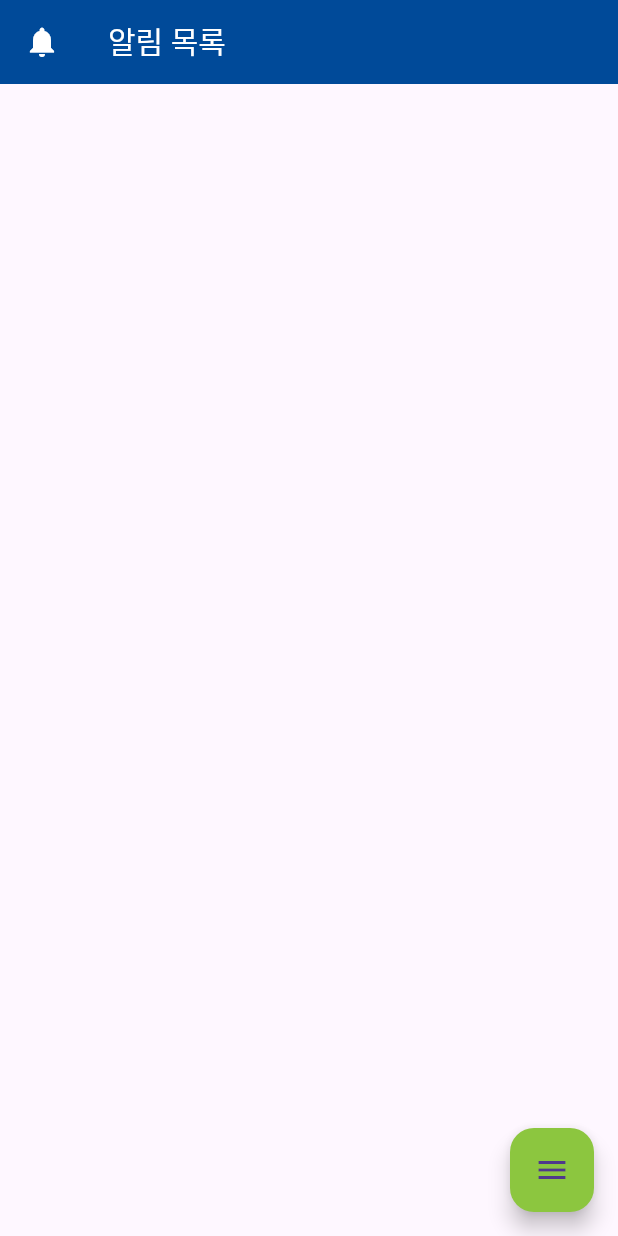
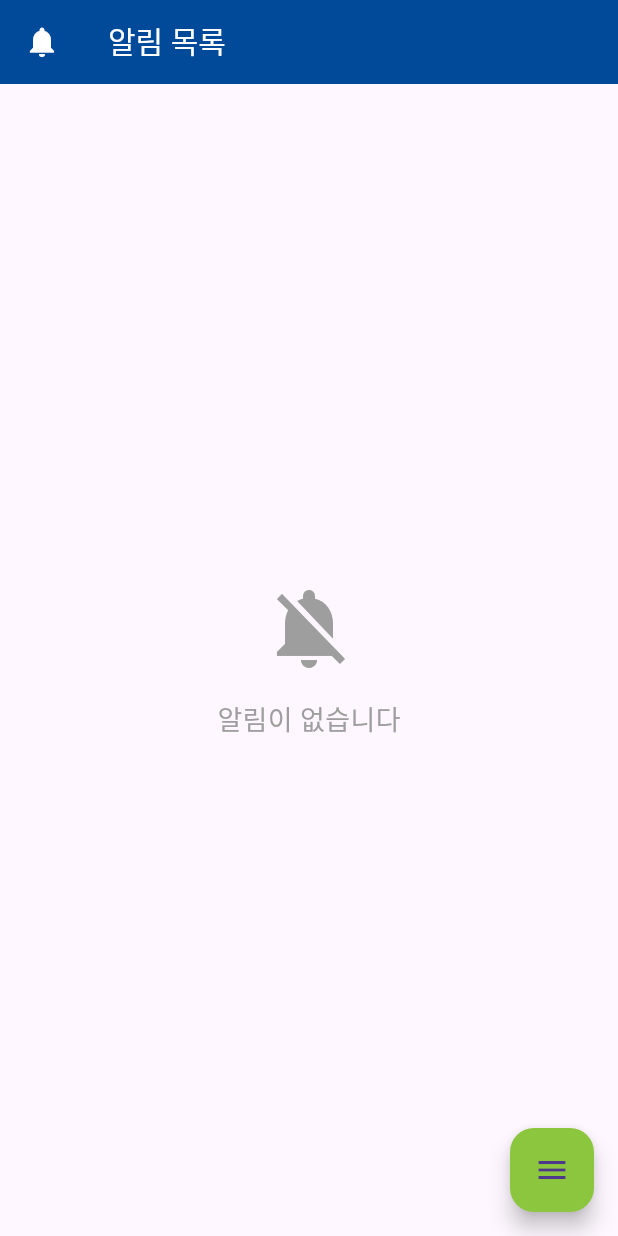
Before and after one commit to MSN-04/flutter_app, a Flutter app: the PushTypeScreen screen opened by its route, on a phone screen of 412 x 824 dp. Run offline on Flutter 3.47's test engine with Material 3 defaults, Android fonts, the phone set to English and light mode, and no system bars; our stand-ins replace firebase_core, firebase_messaging, fluttertoast, local_auth, shared_preferences; missing offline and left inert: flutter_app_badger; accounts and stored records are empty; network calls fail.

Commit message:
no alarm

```diff
--- a/lib/frame/navigation_fab_frame.dart
+++ b/lib/frame/navigation_fab_frame.dart
@@ -21,8 +21,8 @@ class _NavigationFABFrameState extends State<NavigationFABFrame>
   List<Map<String, dynamic>> menus = [];
   final LocalAuthentication auth = LocalAuthentication();
   DateTime? _lastAuthenticatedTime;
-  static const _authTimeout = Duration(minutes: 1); // 인증 타임아웃 (예: 1분)
-  static const _noAuthTimeout = Duration(hours: 15); // 인증 타임아웃 (예: 1분)
+  static const _authTimeout = Duration(minutes: 10);
+  static const _noAuthTimeout = Duration(hours: 8);
   Map<String, dynamic>? userData;
 
   @override
@@ -30,6 +30,11 @@ class _NavigationFABFrameState extends State<NavigationFABFrame>
     super.initState();
     WidgetsBinding.instance.addObserver(this); // Lifecycle Observer 등록
     _fetchPendingTasks(); // 데이터 가져오기
+    _initializeData();
+  }
+
+  Future<void> _initializeData() async {
+    userData = await loadUserData();
   }
 
   @override
@@ -55,6 +60,11 @@ class _NavigationFABFrameState extends State<NavigationFABFrame>
       if (logout) {
         _handleAppResume();
       }
+    }
+
+    if (state == AppLifecycleState.detached ||
+        state == AppLifecycleState.resumed) {
+      _lastAuthenticatedTime = DateTime.now();
     }
   }
 
@@ -82,11 +92,10 @@ class _NavigationFABFrameState extends State<NavigationFABFrame>
       Navigator.pushNamedAndRemoveUntil(context, '/login', (route) => false);
     } else {
       bool authenticated = await _authenticateUser();
-
       if (authenticated) {
         _lastAuthenticatedTime = DateTime.now(); // 인증 성공 시각 갱신
         bool shouldLogout = await _checkLogoutConditions();
-        if (shouldLogout) {
+        if (!shouldLogout) {
           Navigator.pushNamedAndRemoveUntil(
               context, '/login', (route) => false);
         }
@@ -116,7 +125,7 @@ class _NavigationFABFrameState extends State<NavigationFABFrame>
     try {
       final url =
           Uri.parse(UrlConstants.apiUrl + UrlConstants.getTos).toString();
-      final response = await HttpService.get('$url/${userData?['PSPSN_NO']}}');
+      final response = await HttpService.get('$url/${userData?['PSPSN_NO']}');
       bool checkTos = false;
       if (response.statusCode == 200) {
         checkTos = json.decode(response.body);
--- a/lib/pages/push_type.dart
+++ b/lib/pages/push_type.dart
@@ -120,7 +120,25 @@ class PushTypeScreenState extends State<PushTypeScreen> {
             if (!_isLoading)
               RefreshIndicator(
                 onRefresh: _refreshPushTypeList,
-                child: ListView.builder(
+                child: _pushTypeList.isEmpty
+                    ? const Center(
+                        child: Column(
+                          mainAxisAlignment: MainAxisAlignment.center,
+                          children: [
+                            Icon(Icons.notifications_off,
+                                size: 64, color: Colors.grey),
+                            SizedBox(height: 16),
+                            Text(
+                              '알림이 없습니다',
+                              style: TextStyle(
+                                fontSize: 18,
+                                color: Colors.grey,
+                              ),
+                            ),
+                          ],
+                        ),
+                      )
+                    : ListView.builder(
                         controller: _scrollController,
                         physics: const AlwaysScrollableScrollPhysics(),
                         itemCount: _pushTypeList.length,
```
Also changed, not shown: lib/pages/dashboard.dart (+12 -4 lines), lib/pages/push_type_list.dart (+34 -6 lines). Lines whose indentation alone changed are shown as unchanged.
